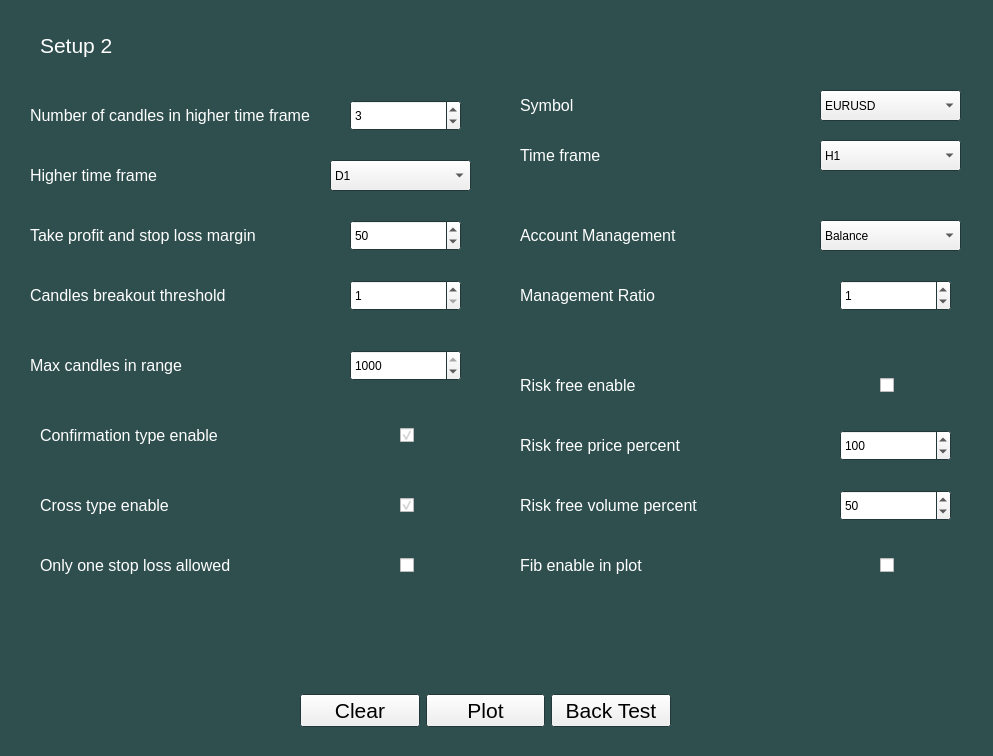
Before: the Qt Designer form setup2.ui in aliamiryan99/Cyrus, drawn with Qt 5.
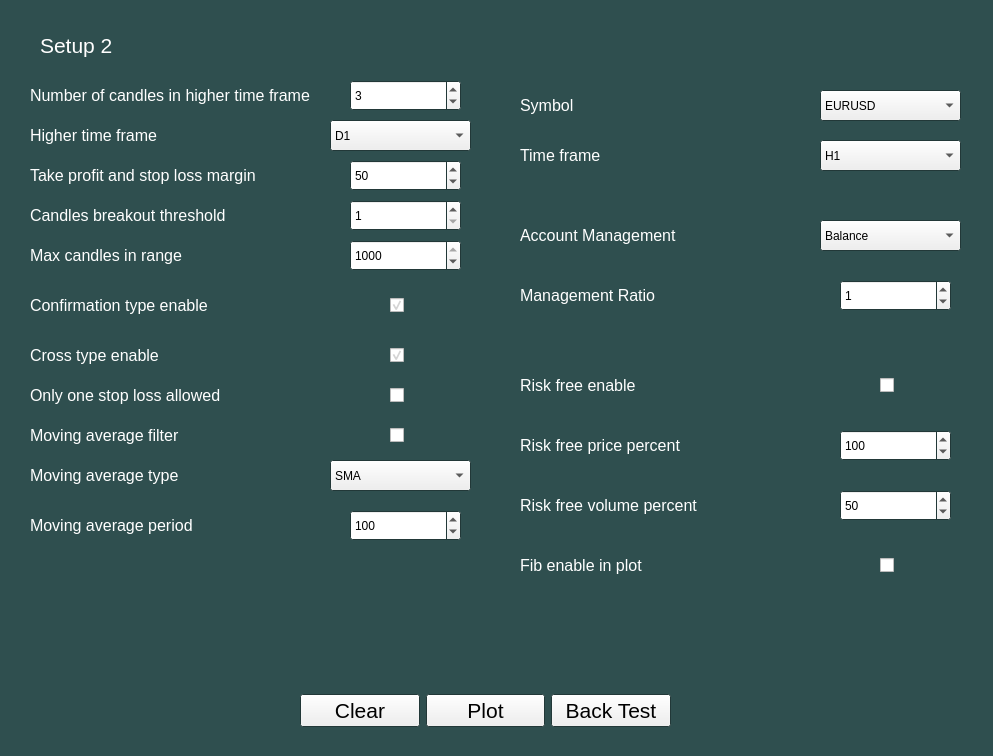
After: the same form once the commit is applied.

Commit message: [Edit] Range setup

The edit to the form file:
```diff
--- a/setup2.ui
+++ b/setup2.ui
@@ -170,7 +170,7 @@
     <property name="geometry">
      <rect>
       <x>350</x>
-      <y>100</y>
+      <y>80</y>
       <width>111</width>
       <height>31</height>
      </rect>
@@ -192,7 +192,7 @@
     <property name="geometry">
      <rect>
       <x>330</x>
-      <y>160</y>
+      <y>120</y>
       <width>141</width>
       <height>31</height>
      </rect>
@@ -235,7 +235,7 @@
     <property name="geometry">
      <rect>
       <x>30</x>
-      <y>90</y>
+      <y>70</y>
       <width>311</width>
       <height>51</height>
      </rect>
@@ -320,7 +320,7 @@
     <property name="geometry">
      <rect>
       <x>30</x>
-      <y>150</y>
+      <y>110</y>
       <width>311</width>
       <height>51</height>
      </rect>
@@ -405,7 +405,7 @@
     <property name="geometry">
      <rect>
       <x>30</x>
-      <y>210</y>
+      <y>150</y>
       <width>251</width>
       <height>51</height>
      </rect>
@@ -490,7 +490,7 @@
     <property name="geometry">
      <rect>
       <x>350</x>
-      <y>220</y>
+      <y>160</y>
       <width>111</width>
       <height>31</height>
      </rect>
@@ -511,8 +511,8 @@
    <widget class="QCheckBox" name="type1_enable_ckb">
     <property name="geometry">
      <rect>
-      <x>400</x>
-      <y>420</y>
+      <x>390</x>
+      <y>290</y>
       <width>31</width>
       <height>31</height>
      </rect>
@@ -540,8 +540,8 @@
    <widget class="QLabel" name="label_8">
     <property name="geometry">
      <rect>
-      <x>40</x>
-      <y>410</y>
+      <x>30</x>
+      <y>280</y>
       <width>251</width>
       <height>51</height>
      </rect>
@@ -625,8 +625,8 @@
    <widget class="QCheckBox" name="type2_enable_ckb">
     <property name="geometry">
      <rect>
-      <x>400</x>
-      <y>490</y>
+      <x>390</x>
+      <y>340</y>
       <width>31</width>
       <height>31</height>
      </rect>
@@ -654,8 +654,8 @@
    <widget class="QLabel" name="label_9">
     <property name="geometry">
      <rect>
-      <x>40</x>
-      <y>480</y>
+      <x>30</x>
+      <y>330</y>
       <width>251</width>
       <height>51</height>
      </rect>
@@ -739,8 +739,8 @@
    <widget class="QCheckBox" name="one_stop_loss_allowed_ckb">
     <property name="geometry">
      <rect>
-      <x>400</x>
-      <y>550</y>
+      <x>390</x>
+      <y>380</y>
       <width>31</width>
       <height>31</height>
      </rect>
@@ -768,8 +768,8 @@
    <widget class="QLabel" name="label_10">
     <property name="geometry">
      <rect>
-      <x>40</x>
-      <y>540</y>
+      <x>30</x>
+      <y>370</y>
       <width>251</width>
       <height>51</height>
      </rect>
@@ -1401,8 +1401,8 @@
    <widget class="QLabel" name="message_lbl">
     <property name="geometry">
      <rect>
-      <x>170</x>
-      <y>610</y>
+      <x>180</x>
+      <y>630</y>
       <width>651</width>
       <height>51</height>
      </rect>
@@ -1831,7 +1831,7 @@
     <property name="geometry">
      <rect>
       <x>30</x>
-      <y>270</y>
+      <y>190</y>
       <width>251</width>
       <height>51</height>
      </rect>
@@ -1916,7 +1916,7 @@
     <property name="geometry">
      <rect>
       <x>350</x>
-      <y>280</y>
+      <y>200</y>
       <width>111</width>
       <height>31</height>
      </rect>
@@ -1938,7 +1938,7 @@
     <property name="geometry">
      <rect>
       <x>350</x>
-      <y>350</y>
+      <y>240</y>
       <width>111</width>
       <height>31</height>
      </rect>
@@ -1960,7 +1960,7 @@
     <property name="geometry">
      <rect>
       <x>30</x>
-      <y>340</y>
+      <y>230</y>
       <width>251</width>
       <height>51</height>
      </rect>
@@ -2155,6 +2155,335 @@
      <enum>Qt::PlainText</enum>
     </property>
    </widget>
+   <widget class="QCheckBox" name="ma_filter_ckb">
+    <property name="geometry">
+     <rect>
+      <x>390</x>
+      <y>420</y>
+      <width>31</width>
+      <height>31</height>
+     </rect>
+    </property>
+    <property name="layoutDirection">
+     <enum>Qt::LeftToRight</enum>
+    </property>
+    <property name="styleSheet">
+     <string notr="true">color: rgb(255, 255, 255);
+font: 12pt &quot;MS Shell Dlg 2&quot;;</string>
+    </property>
+    <property name="text">
+     <string/>
+    </property>
+    <property name="iconSize">
+     <size>
+      <width>32</width>
+      <height>32</height>
+     </size>
+    </property>
+    <property name="checked">
+     <bool>false</bool>
+    </property>
+   </widget>
+   <widget class="QLabel" name="label_21">
+    <property name="geometry">
+     <rect>
+      <x>30</x>
+      <y>410</y>
+      <width>251</width>
+      <height>51</height>
+     </rect>
+    </property>
+    <property name="palette">
+     <palette>
+      <active>
+       <colorrole role="WindowText">
+        <brush brushstyle="SolidPattern">
+         <color alpha="255">
+          <red>255</red>
+          <green>255</green>
+          <blue>255</blue>
+         </color>
+        </brush>
+       </colorrole>
+       <colorrole role="Text">
+        <brush brushstyle="SolidPattern">
+         <color alpha="255">
+          <red>255</red>
+          <green>255</green>
+          <blue>255</blue>
+         </color>
+        </brush>
+       </colorrole>
+      </active>
+      <inactive>
+       <colorrole role="WindowText">
+        <brush brushstyle="SolidPattern">
+         <color alpha="255">
+          <red>255</red>
+          <green>255</green>
+          <blue>255</blue>
+         </color>
+        </brush>
+       </colorrole>
+       <colorrole role="Text">
+        <brush brushstyle="SolidPattern">
+         <color alpha="255">
+          <red>255</red>
+          <green>255</green>
+          <blue>255</blue>
+         </color>
+        </brush>
+       </colorrole>
+      </inactive>
+      <disabled>
+       <colorrole role="WindowText">
+        <brush brushstyle="SolidPattern">
+         <color alpha="255">
+          <red>120</red>
+          <green>120</green>
+          <blue>120</blue>
+         </color>
+        </brush>
+       </colorrole>
+       <colorrole role="Text">
+        <brush brushstyle="SolidPattern">
+         <color alpha="255">
+          <red>120</red>
+          <green>120</green>
+          <blue>120</blue>
+         </color>
+        </brush>
+       </colorrole>
+      </disabled>
+     </palette>
+    </property>
+    <property name="font">
+     <font>
+      <pointsize>12</pointsize>
+     </font>
+    </property>
+    <property name="text">
+     <string>Moving average filter</string>
+    </property>
+    <property name="textFormat">
+     <enum>Qt::PlainText</enum>
+    </property>
+   </widget>
+   <widget class="QLabel" name="label_22">
+    <property name="geometry">
+     <rect>
+      <x>30</x>
+      <y>450</y>
+      <width>311</width>
+      <height>51</height>
+     </rect>
+    </property>
+    <property name="palette">
+     <palette>
+      <active>
+       <colorrole role="WindowText">
+        <brush brushstyle="SolidPattern">
+         <color alpha="255">
+          <red>255</red>
+          <green>255</green>
+          <blue>255</blue>
+         </color>
+        </brush>
+       </colorrole>
+       <colorrole role="Text">
+        <brush brushstyle="SolidPattern">
+         <color alpha="255">
+          <red>255</red>
+          <green>255</green>
+          <blue>255</blue>
+         </color>
+        </brush>
+       </colorrole>
+      </active>
+      <inactive>
+       <colorrole role="WindowText">
+        <brush brushstyle="SolidPattern">
+         <color alpha="255">
+          <red>255</red>
+          <green>255</green>
+          <blue>255</blue>
+         </color>
+        </brush>
+       </colorrole>
+       <colorrole role="Text">
+        <brush brushstyle="SolidPattern">
+         <color alpha="255">
+          <red>255</red>
+          <green>255</green>
+          <blue>255</blue>
+         </color>
+        </brush>
+       </colorrole>
+      </inactive>
+      <disabled>
+       <colorrole role="WindowText">
+        <brush brushstyle="SolidPattern">
+         <color alpha="255">
+          <red>120</red>
+          <green>120</green>
+          <blue>120</blue>
+         </color>
+        </brush>
+       </colorrole>
+       <colorrole role="Text">
+        <brush brushstyle="SolidPattern">
+         <color alpha="255">
+          <red>120</red>
+          <green>120</green>
+          <blue>120</blue>
+         </color>
+        </brush>
+       </colorrole>
+      </disabled>
+     </palette>
+    </property>
+    <property name="font">
+     <font>
+      <pointsize>12</pointsize>
+     </font>
+    </property>
+    <property name="text">
+     <string>Moving average type</string>
+    </property>
+    <property name="textFormat">
+     <enum>Qt::PlainText</enum>
+    </property>
+   </widget>
+   <widget class="QComboBox" name="ma_type_cmb">
+    <property name="geometry">
+     <rect>
+      <x>330</x>
+      <y>460</y>
+      <width>141</width>
+      <height>31</height>
+     </rect>
+    </property>
+    <property name="currentText">
+     <string>SMA</string>
+    </property>
+    <item>
+     <property name="text">
+      <string>SMA</string>
+     </property>
+    </item>
+    <item>
+     <property name="text">
+      <string>EMA</string>
+     </property>
+    </item>
+   </widget>
+   <widget class="QLabel" name="label_23">
+    <property name="geometry">
+     <rect>
+      <x>30</x>
+      <y>500</y>
+      <width>251</width>
+      <height>51</height>
+     </rect>
+    </property>
+    <property name="palette">
+     <palette>
+      <active>
+       <colorrole role="WindowText">
+        <brush brushstyle="SolidPattern">
+         <color alpha="255">
+          <red>255</red>
+          <green>255</green>
+          <blue>255</blue>
+         </color>
+        </brush>
+       </colorrole>
+       <colorrole role="Text">
+        <brush brushstyle="SolidPattern">
+         <color alpha="255">
+          <red>255</red>
+          <green>255</green>
+          <blue>255</blue>
+         </color>
+        </brush>
+       </colorrole>
+      </active>
+      <inactive>
+       <colorrole role="WindowText">
+        <brush brushstyle="SolidPattern">
+         <color alpha="255">
+          <red>255</red>
+          <green>255</green>
+          <blue>255</blue>
+         </color>
+        </brush>
+       </colorrole>
+       <colorrole role="Text">
+        <brush brushstyle="SolidPattern">
+         <color alpha="255">
+          <red>255</red>
+          <green>255</green>
+          <blue>255</blue>
+         </color>
+        </brush>
+       </colorrole>
+      </inactive>
+      <disabled>
+       <colorrole role="WindowText">
+        <brush brushstyle="SolidPattern">
+         <color alpha="255">
+          <red>120</red>
+          <green>120</green>
+          <blue>120</blue>
+         </color>
+        </brush>
+       </colorrole>
+       <colorrole role="Text">
+        <brush brushstyle="SolidPattern">
+         <color alpha="255">
+          <red>120</red>
+          <green>120</green>
+          <blue>120</blue>
+         </color>
+        </brush>
+       </colorrole>
+      </disabled>
+     </palette>
+    </property>
+    <property name="font">
+     <font>
+      <pointsize>12</pointsize>
+     </font>
+    </property>
+    <property name="text">
+     <string>Moving average period</string>
+    </property>
+    <property name="textFormat">
+     <enum>Qt::PlainText</enum>
+    </property>
+   </widget>
+   <widget class="QSpinBox" name="ma_period_spin">
+    <property name="geometry">
+     <rect>
+      <x>350</x>
+      <y>510</y>
+      <width>111</width>
+      <height>31</height>
+     </rect>
+    </property>
+    <property name="toolTip">
+     <string>&lt;html&gt;&lt;head/&gt;&lt;body&gt;&lt;p&gt;Number of candles in higher time frame&lt;/p&gt;&lt;p&gt;&lt;br/&gt;&lt;/p&gt;&lt;/body&gt;&lt;/html&gt;</string>
+    </property>
+    <property name="minimum">
+     <number>1</number>
+    </property>
+    <property name="maximum">
+     <number>1000</number>
+    </property>
+    <property name="value">
+     <number>100</number>
+    </property>
+   </widget>
   </widget>
  </widget>
  <resources/>
```
The commit also changes 7 other files.
